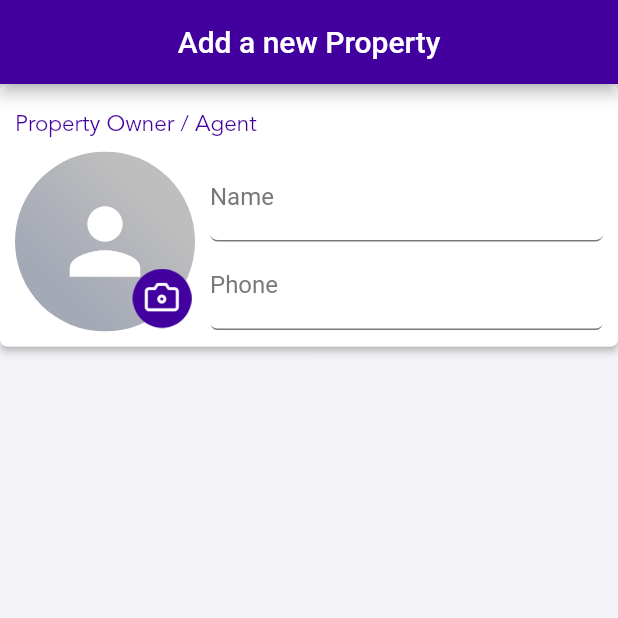
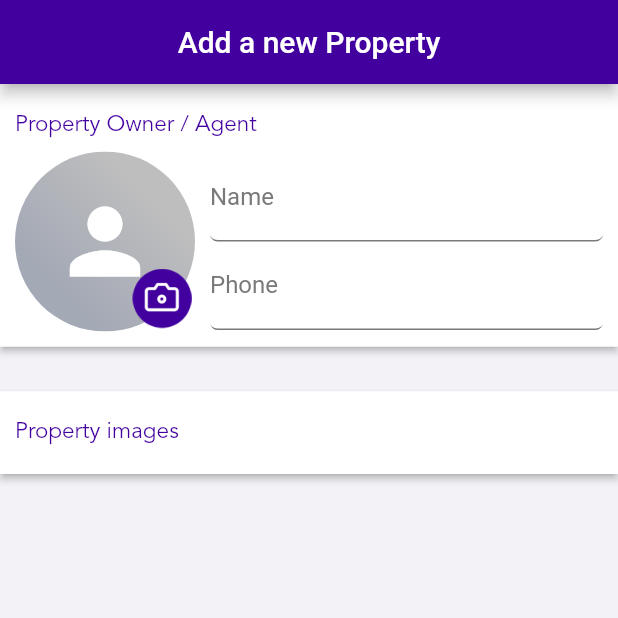
Before and after one commit to santhosh1993/realtor_book, a Flutter app: the screen it shows after launch, on a phone screen of 412 x 824 dp, the top half of it. Run offline on Flutter 3.47's test engine with Material 2 defaults, Android fonts, the phone set to English and light mode, and no system bars; our stand-ins replace get, loading_overlay.

Commit message:
added basic code for source pics

```diff
--- a/lib/src/common/custom_rounded_border.dart
+++ b/lib/src/common/custom_rounded_border.dart
@@ -36,15 +36,17 @@ class CustomRoundedCardWithHeader extends StatelessWidget {
   final double cornerRadius;
   final double elevation;
   final String header;
-  final EdgeInsets padding;
+  EdgeInsets? padding = EdgeInsets.all(10);
 
   CustomRoundedCardWithHeader(
       {required this.child,
       this.marginSpacing = 24,
       this.cornerRadius = 5,
       this.elevation = 2.0,
-      required this.padding,
-      required this.header});
+      this.padding,
+      required this.header}) {
+    this.padding = (this.padding == null) ? EdgeInsets.all(10) : this.padding;
+  }
 
   @override
   Widget build(BuildContext context) {
--- /dev/null
+++ b/lib/src/common/custom_seperator.dart
@@ -0,0 +1,17 @@
+import 'package:flutter/cupertino.dart';
+import 'package:realtor_book/src/config/custom_colors.dart';
+
+class custom_seperator extends StatelessWidget {
+  @override
+  Widget build(BuildContext context) {
+    return Row(
+      children: [
+        Expanded(
+            child: Container(
+          height: 1,
+          color: CustomColors.seperator,
+        ))
+      ],
+    );
+  }
+}
--- a/lib/src/config/custom_colors.dart
+++ b/lib/src/config/custom_colors.dart
@@ -12,4 +12,5 @@ class CustomColors {
   static Color error = CustomColors.incorrectValidation;
   static Color correctValidation = Color.fromARGB(255, 11, 216, 153);
   static Color incorrectValidation = Color.fromARGB(255, 255, 103, 113);
+  static Color seperator = Color.fromARGB(255, 230, 230, 230);
 }
--- a/lib/src/config/translations.dart
+++ b/lib/src/config/translations.dart
@@ -4,4 +4,5 @@ class CustomTranslations {
   var propertyOwnerOrAgent = "Property Owner / Agent";
   var name = "Name";
   var phone = "Phone";
+  var propertyImages = "Property images";
 }
--- a/lib/src/content_form/content_form_controller.dart
+++ b/lib/src/content_form/content_form_controller.dart
@@ -1,3 +1,6 @@
+import 'package:get/get.dart';
 import 'package:get/get_state_manager/get_state_manager.dart';
 
-class ContentFormController extends GetxController {}
+class ContentFormController extends GetxController {
+  RxList images = [].obs;
+}
--- a/lib/src/content_form/content_form_screen.dart
+++ b/lib/src/content_form/content_form_screen.dart
@@ -6,6 +6,7 @@ import 'package:realtor_book/src/config/custom_colors.dart';
 import 'package:realtor_book/src/config/translations.dart';
 import 'package:realtor_book/src/content_form/content_form_controller.dart';
 import 'package:realtor_book/src/content_form/widgets/source_contact_info.dart';
+import 'package:realtor_book/src/content_form/widgets/source_pics.dart';
 
 class ContentFormScreen extends GetView<ContentFormController> {
   @override
@@ -17,7 +18,13 @@ class ContentFormScreen extends GetView<ContentFormController> {
       body: Container(
         color: CustomColors.background,
         child: Column(
-          children: [SourceContactInfo(), Expanded(child: Container())],
+          children: [
+            SourceContactInfo(),
+            SizedBox(
+              height: 30,
+            ),
+            SourcePics()
+          ],
         ),
       ),
     );
--- a/lib/src/content_form/widgets/source_contact_info.dart
+++ b/lib/src/content_form/widgets/source_contact_info.dart
@@ -10,9 +10,8 @@ class SourceContactInfo extends StatelessWidget {
   @override
   Widget build(BuildContext context) {
     return CustomRoundedCardWithHeader(
-      padding: EdgeInsets.all(10),
       header: CustomTranslations.shared.propertyOwnerOrAgent,
-      cornerRadius: 5,
+      cornerRadius: 0,
       marginSpacing: 0,
       child: Column(
         crossAxisAlignment: CrossAxisAlignment.start,
--- /dev/null
+++ b/lib/src/content_form/widgets/source_pics.dart
@@ -0,0 +1,16 @@
+import 'package:flutter/cupertino.dart';
+import 'package:get/get.dart';
+import 'package:realtor_book/src/common/custom_rounded_border.dart';
+import 'package:realtor_book/src/config/translations.dart';
+import 'package:realtor_book/src/content_form/content_form_controller.dart';
+
+class SourcePics extends GetView<ContentFormController> {
+  @override
+  Widget build(BuildContext context) {
+    return CustomRoundedCardWithHeader(
+        child: Container(),
+        marginSpacing: 0,
+        cornerRadius: 0,
+        header: CustomTranslations.shared.propertyImages);
+  }
+}
```
